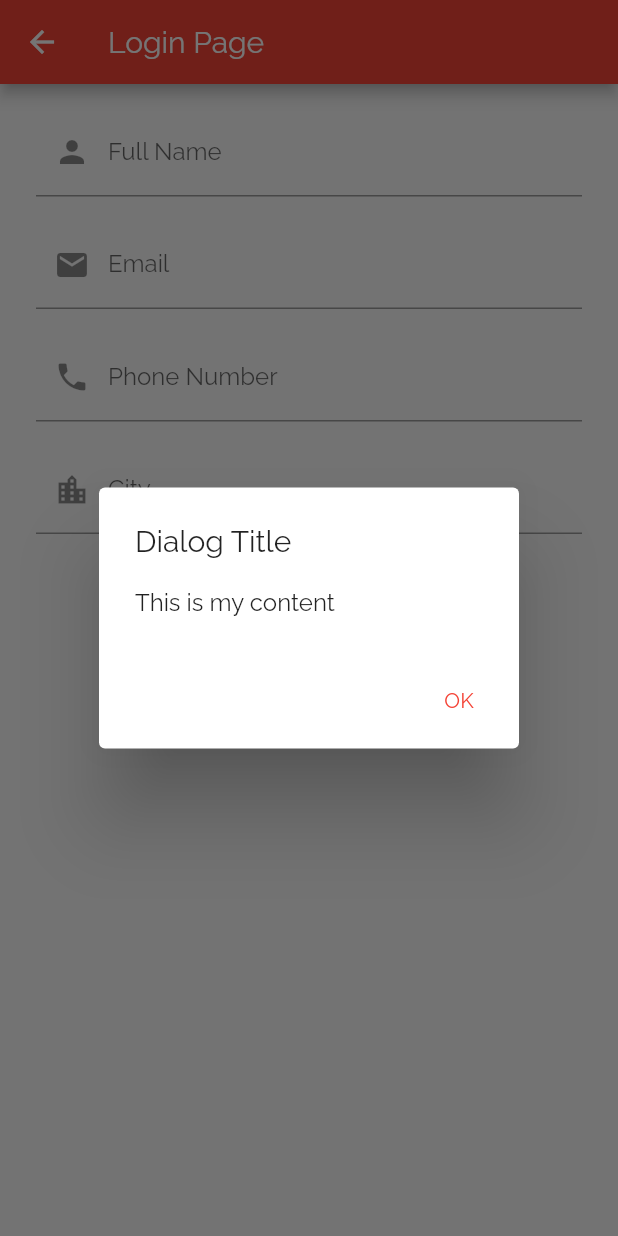
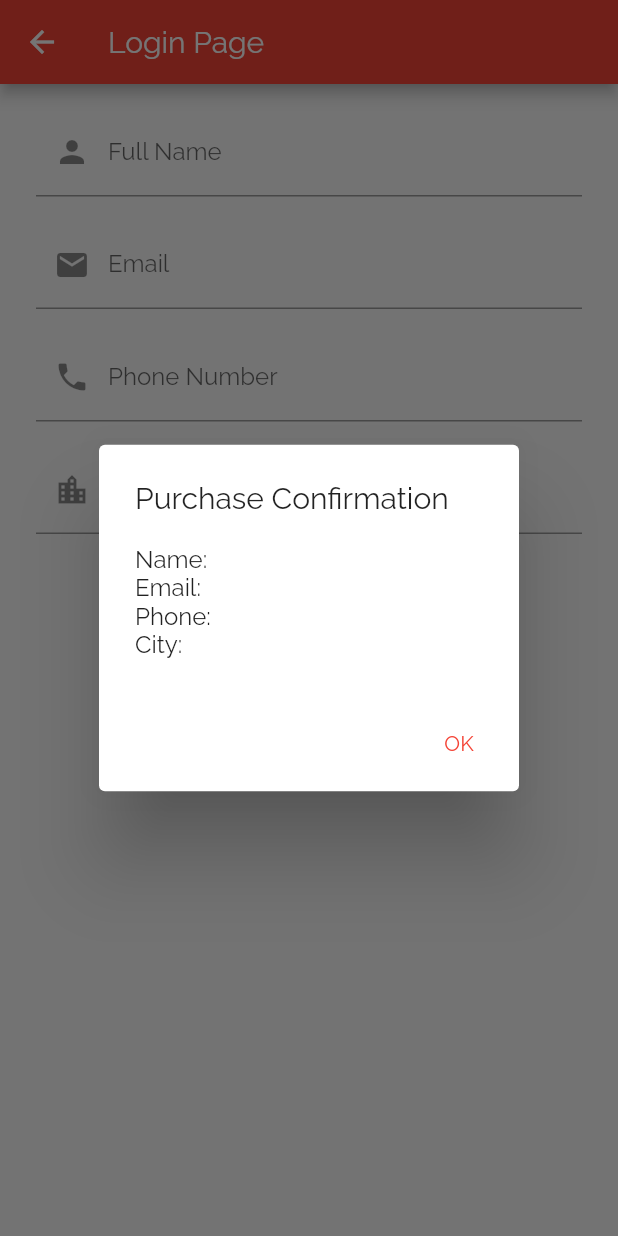
Before and after one commit to JuJu222/DEPD_Mission2, a Flutter app: the Buy screen opened directly, after a tap on "Login", on a phone screen of 412 x 824 dp. Run offline on Flutter 3.47's test engine with Material 2 defaults, Android fonts, the phone set to English and light mode, and no system bars; our stand-ins replace email_validator, fluttertoast.

Commit message:
Initial commit

```diff
--- a/lib/views/buy.dart
+++ b/lib/views/buy.dart
@@ -29,10 +29,38 @@ class _BuyState extends State<Buy> {
   }
 
   void handleFormSubmit() {
+    if (_formKey.currentState!.validate()) {
       showDialog(
           context: context,
           builder: (_) => AlertDialog(
-              title: const Text('Dialog Title'),
+            title: const Text('Purchase Confirmation'),
+            content: Wrap(
+              children: [
+                Column(
+                  crossAxisAlignment: CrossAxisAlignment.start,
+                  children: [
+                    Text('Name: ${ctrlFullName.text}'),
+                    Text('Email: ${ctrlEmail.text}'),
+                    Text('Phone: ${ctrlPhone.text}'),
+                    Text('City: ${ctrlCity.text}'),
+                  ],
+                ),
+              ],
+            ),
+            actions: [
+              TextButton(
+                child: const Text("OK"),
+                onPressed: () {
+                  Navigator.of(context, rootNavigator: true).pop('dialog');
+                },
+              ),
+            ],
+          ));
+    } else {
+      showDialog(
+          context: context,
+          builder: (_) => AlertDialog(
+            title: const Text('Purchase Failed'),
             content: const Text('This is my content'),
             actions: [
               TextButton(
@@ -43,6 +71,7 @@ class _BuyState extends State<Buy> {
               ),
             ],
           ));
+    }
   }
 
   @override
```
Lines whose indentation alone changed are shown as unchanged.
